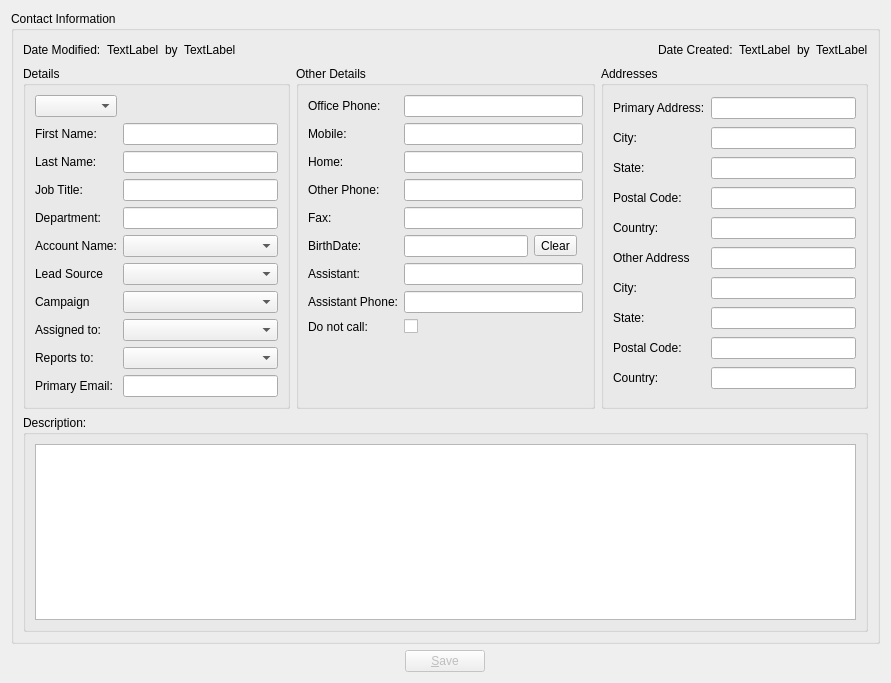
The window that client/src/contactdetails.ui (KDAB/FatCRM) describes before a commit, drawn with Qt 5.
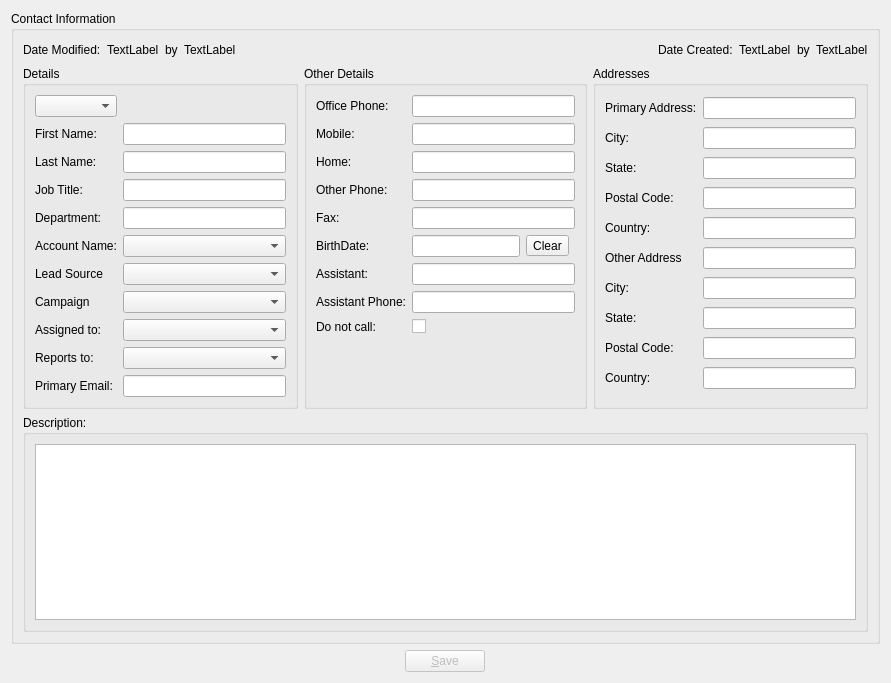
The same window after the commit.

Commit message: ui adjustments - fixes FATCRM-27

Diff of the .ui file:
```diff
--- a/client/src/contactdetails.ui
+++ b/client/src/contactdetails.ui
@@ -16,6 +16,12 @@
   <layout class="QGridLayout" name="gridLayout_6">
    <item row="0" column="0" colspan="3">
     <widget class="QGroupBox" name="contactInformationGB">
+     <property name="minimumSize">
+      <size>
+       <width>850</width>
+       <height>0</height>
+      </size>
+     </property>
      <property name="title">
       <string>Contact Information</string>
      </property>
@@ -97,6 +103,12 @@
        <layout class="QHBoxLayout" name="horizontalLayout_3">
         <item>
          <widget class="QGroupBox" name="detailsBox">
+          <property name="minimumSize">
+           <size>
+            <width>275</width>
+            <height>0</height>
+           </size>
+          </property>
           <property name="title">
            <string>Details</string>
           </property>
@@ -359,6 +371,12 @@
         </item>
         <item>
          <widget class="QGroupBox" name="otherDetailsBox">
+          <property name="minimumSize">
+           <size>
+            <width>275</width>
+            <height>0</height>
+           </size>
+          </property>
           <property name="title">
            <string>Other Details</string>
           </property>
@@ -499,6 +517,12 @@
         </item>
         <item>
          <widget class="QGroupBox" name="addressesBox">
+          <property name="minimumSize">
+           <size>
+            <width>275</width>
+            <height>0</height>
+           </size>
+          </property>
           <property name="title">
            <string>Addresses</string>
           </property>
```
The commit also changes 4 other files.
